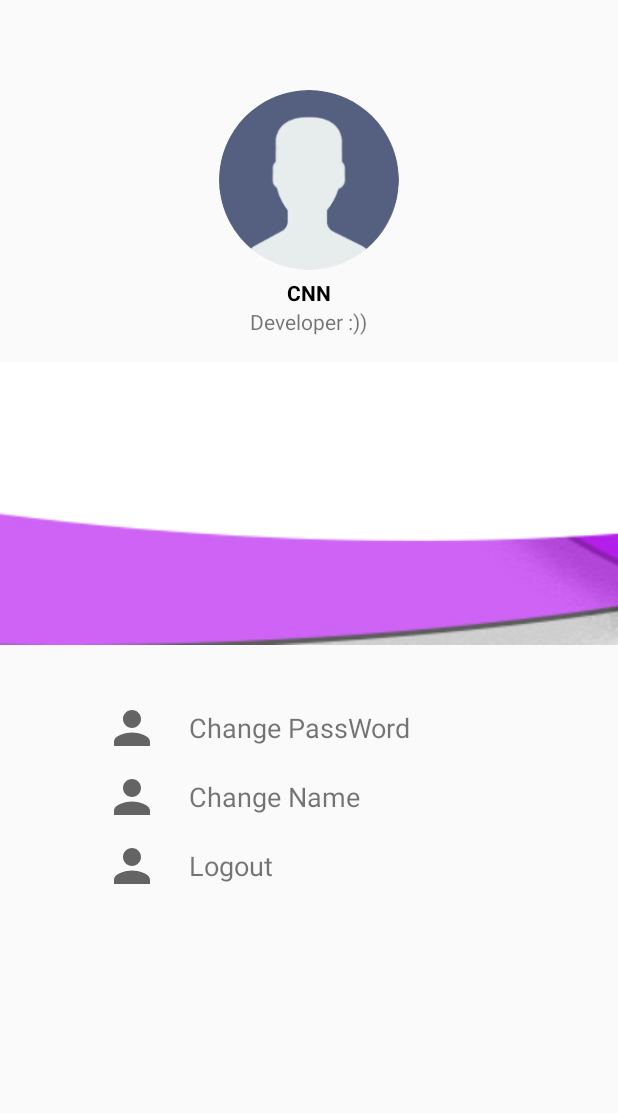
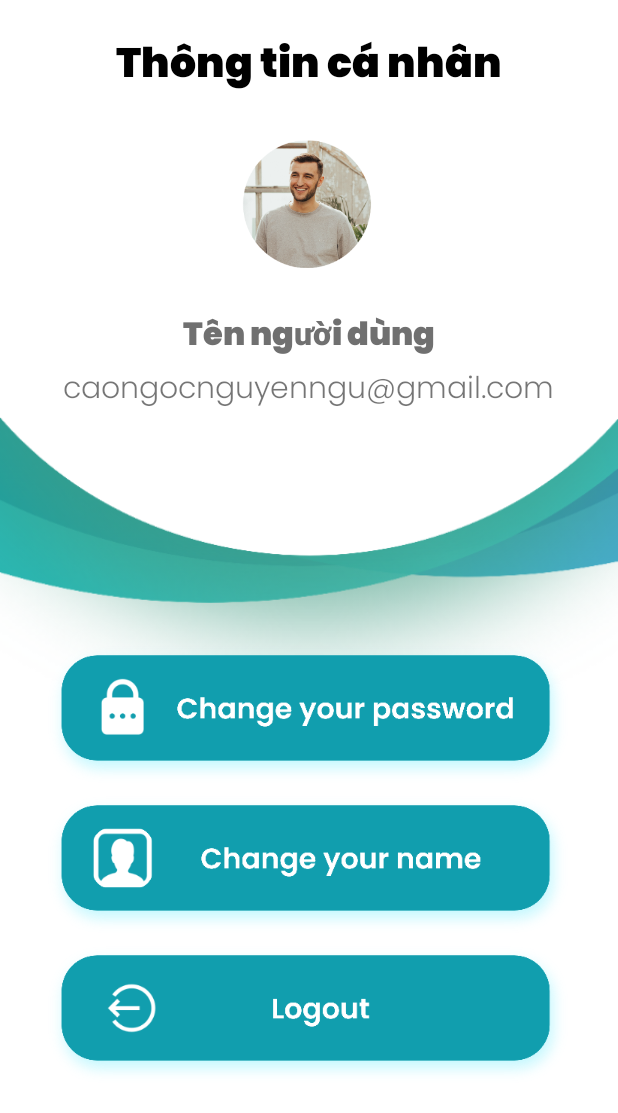
Before and after one commit to ivermin1123/hutech-drug-app, an Android app: the fragment UserFragment shown on its own in the app's theme, on a phone screen of 412 x 824 dp. Shown: the top 1113 px of the screen. Run offline under Robolectric (Android 15) with nearby library versions, the phone set to English and light mode, and no system bars; our stand-ins replace CircleImageView, Firebase (no records; nobody signed in at launch, a user with empty details on screens opened directly).

Commit message:
change fragment_user

```diff
--- a/app/build.gradle
+++ b/app/build.gradle
@@ -77,5 +77,8 @@
     implementation 'com.squareup.picasso:picasso:2.71828'
     implementation 'com.flaviofaria:kenburnsview:1.0.7'
 
+    // Dialog
+//    implementation 'com.github.chnouman:AwesomeDialog:1.0.4'
+
 
 }
--- a/app/src/main/AndroidManifest.xml
+++ b/app/src/main/AndroidManifest.xml
@@ -13,6 +13,7 @@
         android:roundIcon="@mipmap/ic_launcher_round"
         android:supportsRtl="true"
         android:theme="@style/AppTheme">
+        <activity android:name=".ForgotpwdActivity"></activity>
         <activity android:name=".DetailsActivity" />
         <activity android:name=".SearchActivity" />
         <activity android:name=".MapActivity" />
@@ -30,6 +31,7 @@
         <activity android:name=".SigninActivity">
             <intent-filter>
                 <action android:name="android.intent.action.MAIN" />
+
                 <category android:name="android.intent.category.LAUNCHER" />
             </intent-filter>
         </activity>
--- a/app/src/main/java/com/example/hutechdrugapp/ui/home/HomeFragment.java
+++ b/app/src/main/java/com/example/hutechdrugapp/ui/home/HomeFragment.java
@@ -76,7 +76,6 @@
         mAuth = FirebaseAuth.getInstance();
         mUser = mAuth.getCurrentUser();
         // final TextView textView = root.findViewById(R.id.text_home);
-        txvChangePass = root.findViewById(R.id.txvChangePass);
         progressDialog = new ProgressDialog(getContext());
         progressDialog.setMessage("Loading Data ...");
         txvNameUser = root.findViewById(R.id.txtNameuser);
--- a/app/src/main/java/com/example/hutechdrugapp/ui/user/UserFragment.java
+++ b/app/src/main/java/com/example/hutechdrugapp/ui/user/UserFragment.java
@@ -43,8 +43,7 @@
         mAuth = FirebaseAuth.getInstance();
         mUser = mAuth.getCurrentUser();
         // final TextView textView = root.findViewById(R.id.text_home);
-        txvChangePass=root.findViewById(R.id.txvChangePass);
-        changePass();
+//        changePass();
         return root;
     }
 //=========================================================================================================
--- /dev/null
+++ b/app/src/main/res/layout-large/fragment_user.xml
@@ -0,0 +1,92 @@
+<?xml version="1.0" encoding="utf-8"?>
+<RelativeLayout xmlns:android="http://schemas.android.com/apk/res/android"
+    xmlns:app="http://schemas.android.com/apk/res-auto"
+    xmlns:tools="http://schemas.android.com/tools"
+    android:layout_width="match_parent"
+    android:layout_height="match_parent"
+    tools:context=".ui.user.UserFragment"
+    android:background="@drawable/bg_user_2">
+
+    <TextView
+        android:id="@+id/txvTitle"
+        android:layout_width="wrap_content"
+        android:layout_height="wrap_content"
+        android:layout_centerHorizontal="true"
+        android:layout_marginTop="20dp"
+        android:fontFamily="@font/poppins_black"
+        android:text="Thông tin cá nhân"
+        android:textColor="#000"
+        android:textSize="27sp"
+        android:textStyle="bold" />
+
+    <de.hdodenhof.circleimageview.CircleImageView
+        android:id="@+id/img_profile"
+        android:layout_width="200dp"
+        android:layout_height="200dp"
+        android:layout_centerHorizontal="true"
+        android:layout_marginTop="80dp"
+        android:src="@drawable/ex_avatar_1"></de.hdodenhof.circleimageview.CircleImageView>
+
+    <TextView
+        android:id="@+id/txvDisplayName"
+        android:layout_marginTop="10dp"
+        android:textStyle="bold"
+        android:layout_centerHorizontal="true"
+        android:layout_below="@+id/img_profile"
+        android:fontFamily="@font/poppins_black"
+        android:textColor="#707070"
+        android:textSize="25sp"
+        android:layout_width="wrap_content"
+        android:layout_height="wrap_content"
+        android:text="Tên người dùng">
+
+    </TextView>
+
+    <TextView
+
+        android:id="@+id/txvDesc"
+        android:text="caongocnguyenngu@gmail.com"
+        android:textSize="23sp"
+        android:fontFamily="@font/poppins_light"
+        android:layout_centerHorizontal="true"
+        android:layout_below="@+id/txvDisplayName"
+        android:layout_width="wrap_content"
+        android:layout_height="wrap_content">
+
+    </TextView>
+
+    <ImageButton
+        android:id="@+id/btn_change_pwd"
+        android:layout_width="420dp"
+        android:layout_height="120dp"
+        android:layout_below="@+id/txvDesc"
+        android:layout_centerHorizontal="true"
+        android:layout_marginTop="150dp"
+        android:background="@null"
+        android:scaleType="fitXY"
+        android:src="@drawable/btn_change_pwd" />
+
+    <ImageButton
+        android:id="@+id/btn_change_name"
+        android:layout_width="420dp"
+        android:layout_height="120dp"
+        android:scaleType="fitXY"
+        android:src="@drawable/btn_change_name"
+        android:background="@null"
+        android:layout_below="@+id/btn_change_pwd"
+        android:layout_centerHorizontal="true"
+        />
+
+    <ImageButton
+        android:id="@+id/btn_logout"
+        android:layout_width="420dp"
+        android:layout_height="120dp"
+        android:scaleType="fitXY"
+        android:src="@drawable/btn_logout"
+        android:background="@null"
+        android:layout_below="@+id/btn_change_name"
+        android:layout_centerHorizontal="true"
+        />
+
+
+</RelativeLayout>
--- a/app/src/main/res/layout/fragment_user.xml
+++ b/app/src/main/res/layout/fragment_user.xml
@@ -4,126 +4,88 @@
     xmlns:tools="http://schemas.android.com/tools"
     android:layout_width="match_parent"
     android:layout_height="match_parent"
-    tools:context=".ui.user.UserFragment">
+    tools:context=".ui.user.UserFragment"
+    android:background="@drawable/bg_user_2">
+
+    <TextView
+        android:id="@+id/txvTitle"
+        android:layout_marginTop="20dp"
+        android:textStyle="bold"
+        android:layout_centerHorizontal="true"
+        android:textColor="#000"
+        android:textSize="27sp"
+        android:fontFamily="@font/poppins_black"
+        android:layout_width="wrap_content"
+        android:layout_height="wrap_content"
+        android:text="Thông tin cá nhân"/>
 
     <de.hdodenhof.circleimageview.CircleImageView
-        android:layout_marginTop="60dp"
+        android:layout_marginTop="80dp"
         android:layout_centerHorizontal="true"
-        android:src="@drawable/user_img"
+        android:src="@drawable/ex_avatar_1"
         android:id="@+id/img_profile"
-        android:layout_width="120dp"
-        android:layout_height="120dp">
+        android:layout_width="115dp"
+        android:layout_height="115dp">
+    </de.hdodenhof.circleimageview.CircleImageView>
 
-    </de.hdodenhof.circleimageview.CircleImageView>
     <TextView
-        android:id="@+id/txvTitle"
-        android:layout_marginTop="5dp"
+        android:id="@+id/txvDisplayName"
+        android:layout_marginTop="10dp"
         android:textStyle="bold"
         android:layout_centerHorizontal="true"
         android:layout_below="@+id/img_profile"
-        android:textColor="#000"
+        android:fontFamily="@font/poppins_black"
+        android:textColor="#707070"
+        android:textSize="21sp"
         android:layout_width="wrap_content"
         android:layout_height="wrap_content"
-        android:text="CNN">
+        android:text="Tên người dùng">
 
     </TextView>
 
     <TextView
 
         android:id="@+id/txvDesc"
-        android:text="Developer :))"
+        android:text="caongocnguyenngu@gmail.com"
+        android:textSize="20sp"
+        android:fontFamily="@font/poppins_light"
         android:layout_centerHorizontal="true"
-        android:layout_below="@+id/txvTitle"
+        android:layout_below="@+id/txvDisplayName"
         android:layout_width="wrap_content"
         android:layout_height="wrap_content">
 
     </TextView>
 
-    <ImageView
-        android:id="@+id/imgpic"
-        android:layout_marginTop="30dp"
+    <ImageButton
+        android:id="@+id/btn_change_pwd"
+        android:layout_width="wrap_content"
+        android:layout_height="wrap_content"
+        android:layout_marginTop="150dp"
+        android:src="@drawable/btn_change_pwd"
+        android:background="@null"
         android:layout_below="@+id/txvDesc"
-        android:scaleY="2"
-        android:scaleX="3"
-        android:src="@drawable/profiledecorate"
-        android:layout_width="match_parent"
-        android:layout_height="wrap_content">
+        android:layout_centerHorizontal="true"
+        />
 
-    </ImageView>
+    <ImageButton
+        android:id="@+id/btn_change_name"
+        android:layout_width="wrap_content"
+        android:layout_height="wrap_content"
+        android:src="@drawable/btn_change_name"
+        android:background="@null"
+        android:layout_below="@+id/btn_change_pwd"
+        android:layout_centerHorizontal="true"
+        />
 
-    <LinearLayout
-        android:layout_marginTop="50dp"
-        android:layout_below="@+id/imgpic"
-        android:orientation="horizontal"
-        android:id="@+id/linear_1"
-        android:layout_width="match_parent"
-        android:layout_height="wrap_content">
-        <ImageView
-            android:layout_marginLeft="70dp"
-            android:src="@drawable/ic_person"
-            android:layout_width="36dp"
-            android:layout_height="36dp">
-        </ImageView>
-        <TextView
-            android:id="@+id/txvChangePass"
-            android:layout_marginTop="5dp"
-            android:layout_marginLeft="20dp"
-            android:textSize="18dp"
-            android:text="Change PassWord"
-            android:layout_width="wrap_content"
-            android:layout_height="wrap_content">
+    <ImageButton
+        android:id="@+id/btn_logout"
+        android:layout_width="wrap_content"
+        android:layout_height="wrap_content"
+        android:src="@drawable/btn_logout"
+        android:background="@null"
+        android:layout_below="@+id/btn_change_name"
+        android:layout_centerHorizontal="true"
+        />
 
-        </TextView>
 
-    </LinearLayout>
-
-    <LinearLayout
-        android:layout_marginTop="10dp"
-        android:layout_below="@+id/linear_1"
-        android:orientation="horizontal"
-        android:id="@+id/linear_2"
-        android:layout_width="match_parent"
-        android:layout_height="wrap_content">
-        <ImageView
-            android:layout_marginLeft="70dp"
-            android:src="@drawable/ic_person"
-            android:layout_width="36dp"
-            android:layout_height="36dp">
-        </ImageView>
-        <TextView
-            android:layout_marginTop="5dp"
-            android:layout_marginLeft="20dp"
-            android:textSize="18dp"
-            android:text="Change Name"
-            android:layout_width="wrap_content"
-            android:layout_height="wrap_content">
-
-        </TextView>
-
-    </LinearLayout>
-
-    <LinearLayout
-        android:layout_marginTop="10dp"
-        android:layout_below="@+id/linear_2"
-        android:orientation="horizontal"
-        android:id="@+id/linear_3"
-        android:layout_width="match_parent"
-        android:layout_height="wrap_content">
-        <ImageView
-            android:layout_marginLeft="70dp"
-            android:src="@drawable/ic_person"
-            android:layout_width="36dp"
-            android:layout_height="36dp">
-        </ImageView>
-        <TextView
-            android:layout_marginTop="5dp"
-            android:layout_marginLeft="20dp"
-            android:textSize="18dp"
-            android:text="Logout"
-            android:layout_width="wrap_content"
-            android:layout_height="wrap_content">
-
-        </TextView>
-
-    </LinearLayout>
 </RelativeLayout>
--- a/app/src/main/res/values/strings.xml
+++ b/app/src/main/res/values/strings.xml
@@ -23,8 +23,11 @@
     <string name="ho_t_ch_t">Hoạt chất</string>
     <string name="content_text">Tương tác thuốc là sự tác dụng qua lại lẫn nhau giữa thuốc này với thuốc khác, giữa thuốc với tình trạng sinh lý của cơ thể.</string>
     <string name="xinChao">Xin chào!!</string>
-    <string name="chucngaymoi">Chúc bạn có một gày vui vẻ</string>
+    <string name="chucngaymoi">Chúc bạn có một ngày vui vẻ</string>
     <string name="timkiemHome">Tìm kiếm thứ gì đó nào ❤</string>
+    <string name="enter_your_email">Enter your email address</string>
+    <string name="we_send_email">We will email you a link to \n reset your password.</string>
+    <string name="enter_email_address">Enter Email Address</string>
 
 
     <string-array name="drugs">
```
Also changed, not shown: app/src/main/java/com/example/hutechdrugapp/ForgotpwdActivity.java (added, +67 -0 lines), app/src/main/java/com/example/hutechdrugapp/SigninActivity.java (+3 -35 lines), app/src/main/res/drawable/ic_back_1.xml (added, +10 -0 lines), app/src/main/res/layout/activity_forgotpwd.xml (added, +85 -0 lines), app/src/main/res/drawable-xxxhdpi/bg_user_1.png (added), app/src/main/res/drawable-xxxhdpi/bg_user_2.png (added), app/src/main/res/drawable-xxxhdpi/btn_change_name.png (added), app/src/main/res/drawable-xxxhdpi/btn_change_pwd.png (added), app/src/main/res/drawable-xxxhdpi/btn_logout.png (added), app/src/main/res/drawable-xxxhdpi/btn_send.png (added), app/src/main/res/drawable-xxxhdpi/ex_avatar_1.png (added), app/src/main/res/drawable-xxxhdpi/img_forgot.png (added).
